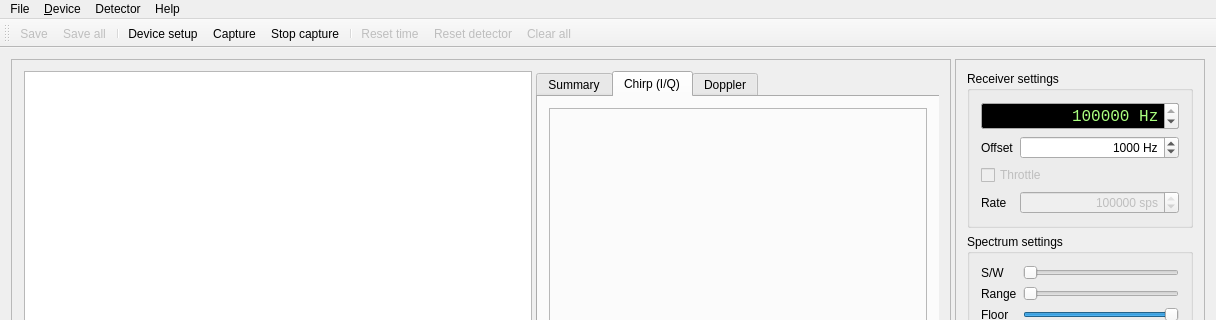
First picture: the form in ui/mainui.ui, repository BatchDrake/qstones, before the edit; both pictures show x 0 to 1216 and y 0 to 320 of the 1216 by 791 pixel window.
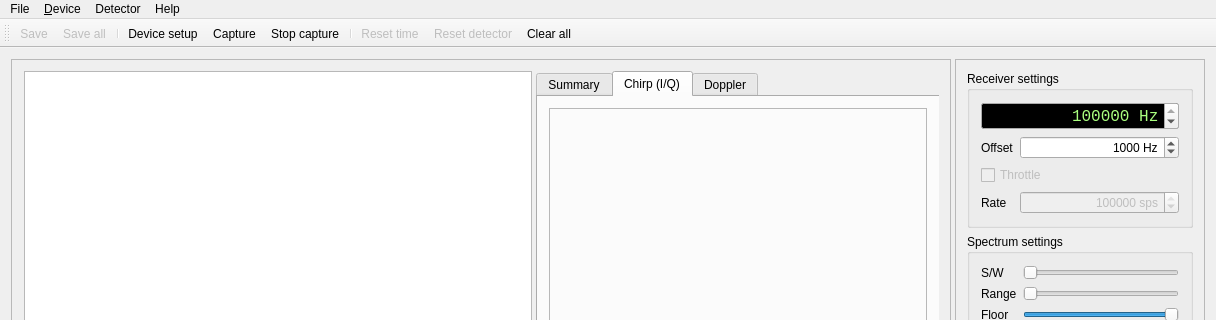
Second picture: the form after the edit. Icons and pictures are not drawn.

```diff
--- a/ui/mainui.ui
+++ b/ui/mainui.ui
@@ -836,7 +836,7 @@
   </action>
   <action name="actionClear_all">
    <property name="enabled">
-    <bool>false</bool>
+    <bool>true</bool>
    </property>
    <property name="icon">
     <iconset resource="../icons/resources.qrc">
```
Left out of the diff: 2 changed lines with no effect on the pictures.
